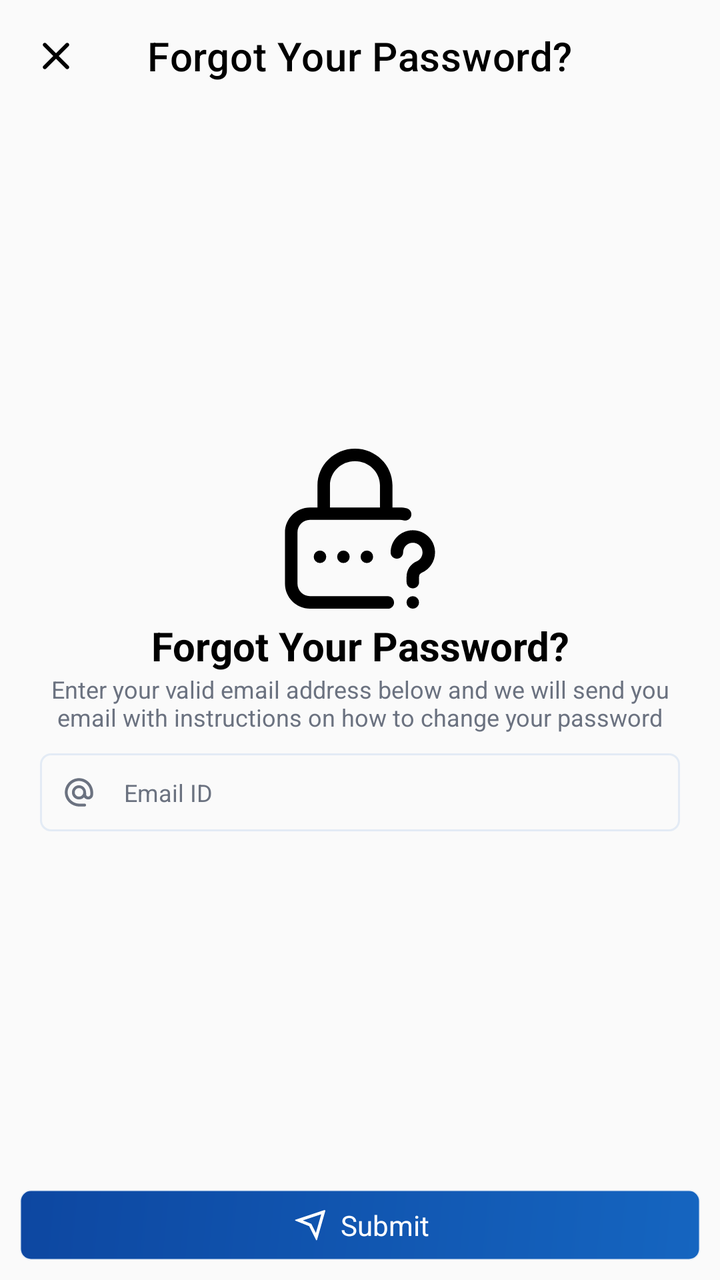
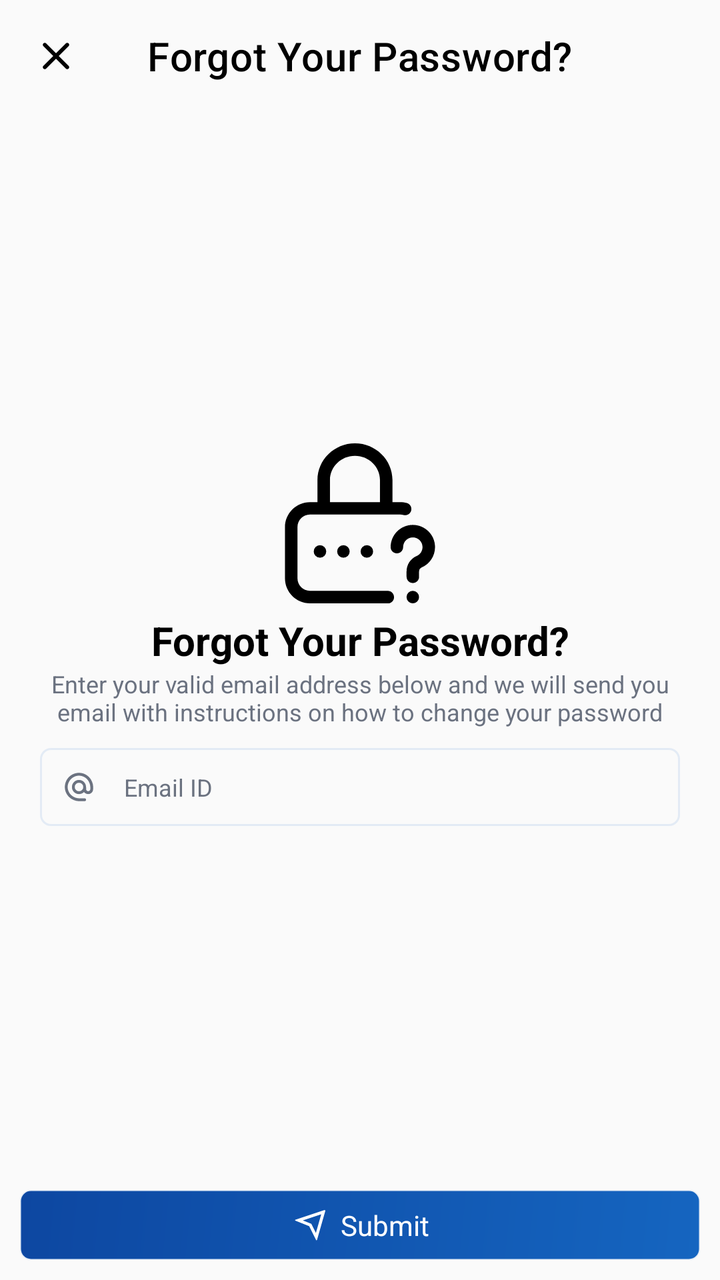

Compare the two renders of this Android layout. The source of the first and the diff that turns it into the second are given below.
<!-- AndroidManifest.xml: application theme AppTheme -->
<!-- res/layout/activity_forgot_password.xml -->
<?xml version="1.0" encoding="utf-8"?>
<RelativeLayout xmlns:android="http://schemas.android.com/apk/res/android"
    xmlns:app="http://schemas.android.com/apk/res-auto"
    xmlns:tools="http://schemas.android.com/tools"
    android:fitsSystemWindows="true"
    android:layout_width="match_parent"
    android:layout_height="match_parent"
    tools:context=".activity.ForgotPasswordActivity"
    android:background="?ns_bg">

    <com.google.android.material.appbar.MaterialToolbar
        android:id="@+id/toolbar"
        android:layout_width="match_parent"
        android:layout_height="?attr/actionBarSize"
        android:background="?ns_bg"
        app:titleTextColor="?ns_bg_dark"
        app:navigationIconTint="?ns_bg_dark"
        app:navigationIcon="@drawable/ic_close"
        app:title="@string/forgot_pass"
        app:titleCentered="true" />

    <LinearLayout
        android:layout_marginStart="@dimen/_20sdp"
        android:layout_marginEnd="@dimen/_20sdp"
        android:layout_width="match_parent"
        android:layout_height="wrap_content"
        android:layout_centerInParent="true"
        android:gravity="center"
        android:orientation="vertical">

        <ImageView
            android:layout_width="@dimen/_80sdp"
            android:layout_height="@dimen/_80sdp"
            android:contentDescription="@string/todo"
            android:src="@drawable/ic_forgot" />

        <TextView
            android:layout_width="match_parent"
            android:layout_height="wrap_content"
            android:layout_marginTop="@dimen/_5sdp"
            android:text="@string/forgot_pass"
            android:textAlignment="center"
            android:textColor="?ns_bg_dark"
            android:textSize="@dimen/_20ssp"
            android:textStyle="bold" />

        <TextView
            android:layout_width="wrap_content"
            android:layout_height="wrap_content"
            android:gravity="center"
            android:text="@string/forgot_password_message"
            android:textColor="?ns_title_sub"
            android:textSize="@dimen/_12ssp" />

        <LinearLayout
            android:layout_width="match_parent"
            android:layout_height="wrap_content"
            android:layout_marginTop="@dimen/_10sdp"
            android:background="@drawable/btn_border"
            android:gravity="center"
            android:orientation="horizontal"
            android:padding="@dimen/_2sdp">

            <ImageView
                android:layout_width="@dimen/_35sdp"
                android:layout_height="@dimen/_35sdp"
                android:contentDescription="@string/todo"
                android:padding="@dimen/_9sdp"
                android:src="@drawable/ic_email"
                app:tint="?ns_title_sub" />

            <EditText
                android:id="@+id/et_forgot_email"
                android:layout_width="match_parent"
                android:layout_height="wrap_content"
                android:background="@android:color/transparent"
                android:hint="@string/email_id"
                android:importantForAutofill="no"
                android:inputType="textEmailAddress"
                android:maxLines="1"
                android:padding="@dimen/_5sdp"
                android:textColor="?ns_title"
                android:textColorHint="?ns_title_sub"
                android:textSize="@dimen/_12ssp" />

        </LinearLayout>

    </LinearLayout>

    <LinearLayout
        android:id="@+id/ll_bottom"
        android:layout_width="match_parent"
        android:layout_height="wrap_content"
        android:layout_alignParentBottom="true"
        android:background="?ns_bg"
        android:orientation="vertical">

        <LinearLayout
            android:id="@+id/ll_btn_forgot_send"
            android:layout_width="match_parent"
            android:layout_height="@dimen/_35sdp"
            android:background="@drawable/btn_primary"
            android:layout_margin="@dimen/_10sdp"
            android:gravity="center"
            android:orientation="horizontal">

            <ImageView
                android:layout_width="@dimen/_20sdp"
                android:layout_height="@dimen/_20sdp"
                app:tint="@color/white"
                android:padding="@dimen/_1sdp"
                android:src="@drawable/ic_send_plane"
                android:layout_marginEnd="@dimen/_5sdp"
                android:contentDescription="@string/todo" />

            <TextView
                android:layout_width="wrap_content"
                android:layout_height="wrap_content"
                android:text="@string/submit"
                android:textColor="@color/white"
                android:textSize="@dimen/_14ssp" />

        </LinearLayout>

        <LinearLayout
            android:orientation="vertical"
            android:id="@+id/ll_adView"
            android:background="?ns_bg"
            android:backgroundTint="?ns_bg"
            android:layout_width="match_parent"
            android:layout_height="wrap_content" />

    </LinearLayout>

</RelativeLayout>
<!-- resources referenced by this layout -->
<resources>
  <color name="white">#FFFFFFFF</color>
  <dimen name="_10sdp">10dp</dimen>
  <dimen name="_12ssp">12sp</dimen>
  <dimen name="_14ssp">14sp</dimen>
  <dimen name="_1sdp">1dp</dimen>
  <dimen name="_20sdp">20dp</dimen>
  <dimen name="_20ssp">20sp</dimen>
  <dimen name="_2sdp">2dp</dimen>
  <dimen name="_35sdp">35dp</dimen>
  <dimen name="_5sdp">5dp</dimen>
  <dimen name="_80sdp">80dp</dimen>
  <dimen name="_9sdp">9dp</dimen>
  <!-- drawable btn_border (drawable) -->
  <?xml version="1.0" encoding="utf-8"?>
  <shape xmlns:android="http://schemas.android.com/apk/res/android"
      android:shape="rectangle">
  
      <solid android:color="?ns_dialog_bg"/>
  
      <corners android:radius="@dimen/_5sdp"/>
  
      <stroke
          android:width="@dimen/_1sdp"
          android:color="?ns_border" />
  
  </shape>
  <!-- drawable btn_primary (drawable) -->
  <?xml version="1.0" encoding="utf-8"?>
  <shape xmlns:android="http://schemas.android.com/apk/res/android"
      android:shape="rectangle">
  
      <gradient
          android:angle="135"
          android:startColor="#1565C0"
          android:endColor="#0D47A1"
          android:type="linear" />
  
      <corners android:radius="@dimen/_5sdp" />
  
      <stroke
          android:width="@dimen/_1sdp"
          android:color="?ns_border" />
  
  </shape>
  <!-- drawable ic_close (drawable) -->
  <?xml version="1.0" encoding="utf-8"?>
  <vector android:height="@dimen/_24sdp" android:tint="#000000"
      android:viewportHeight="24" android:viewportWidth="24"
      android:width="@dimen/_24sdp" xmlns:android="http://schemas.android.com/apk/res/android">
      <path android:fillColor="@android:color/white" android:pathData="M18.3,5.71c-0.39,-0.39 -1.02,-0.39 -1.41,0L12,10.59 7.11,5.7c-0.39,-0.39 -1.02,-0.39 -1.41,0 -0.39,0.39 -0.39,1.02 0,1.41L10.59,12 5.7,16.89c-0.39,0.39 -0.39,1.02 0,1.41 0.39,0.39 1.02,0.39 1.41,0L12,13.41l4.89,4.89c0.39,0.39 1.02,0.39 1.41,0 0.39,-0.39 0.39,-1.02 0,-1.41L13.41,12l4.89,-4.89c0.38,-0.38 0.38,-1.02 0,-1.4z"/>
  </vector>
  <!-- drawable ic_send_plane (drawable) -->
  <vector xmlns:android="http://schemas.android.com/apk/res/android"
      android:width="@dimen/_20sdp"
      android:height="@dimen/_20sdp"
      android:viewportWidth="24"
      android:viewportHeight="24">
      <path
          android:pathData="M21.727,2.957L16.273,22.043C16.122,22.572 15.798,22.596 15.556,22.113L11,13L1.923,9.369C1.413,9.165 1.42,8.86 1.957,8.681L21.043,2.319C21.572,2.143 21.875,2.439 21.727,2.957ZM19.035,5.096L6.812,9.171L12.449,11.425L15.49,17.507L19.035,5.096Z"
          android:fillColor="@color/white"/>
  </vector>
  <string name="email_id">Email ID</string>
  <string name="forgot_pass">Forgot Your Password?</string>
  <string name="forgot_password_message">Enter your valid email address below and we will send you email with instructions on how to change your password</string>
  <string name="submit">Submit</string>
  <string name="todo">TODO</string>
  <dimen name="_24sdp">24dp</dimen>
  <color name="black">#FF000000</color>
  <dimen name="_90sdp">90dp</dimen>
  <color name="ns_classic_primary">#1565C0</color>
  <color name="ethio_red_dark">#0D47A1</color>
  <color name="ns_classic_bg">#FAFAFA</color>
  <color name="ns_classic_body_dark">#000000</color>
  <color name="ns_classic_primary_sub">#261565C0</color>
  <color name="ns_classic_bg_sub">#F0F4FA</color>
  <color name="ns_classic_title">#111827</color>
  <color name="ns_classic_title_sub">#6B7280</color>
  <color name="ns_classic_border">#1A1565C0</color>
  <!-- unchanged entries left out for length: 4 -->
</resources>

<!-- the commit's change to res/layout/activity_forgot_password.xml (unified diff, before → after) -->
@@ -1,97 +1,110 @@
 <?xml version="1.0" encoding="utf-8"?>
-<RelativeLayout xmlns:android="http://schemas.android.com/apk/res/android"
+<LinearLayout xmlns:android="http://schemas.android.com/apk/res/android"
     xmlns:app="http://schemas.android.com/apk/res-auto"
     xmlns:tools="http://schemas.android.com/tools"
-    android:fitsSystemWindows="true"
     android:layout_width="match_parent"
     android:layout_height="match_parent"
-    tools:context=".activity.ForgotPasswordActivity"
-    android:background="?ns_bg">
+    android:fitsSystemWindows="true"
+    android:orientation="vertical"
+    android:background="?ns_bg"
+    tools:context=".activity.ForgotPasswordActivity">
 
     <com.google.android.material.appbar.MaterialToolbar
         android:id="@+id/toolbar"
         android:layout_width="match_parent"
         android:layout_height="?attr/actionBarSize"
         android:background="?ns_bg"
-        app:titleTextColor="?ns_bg_dark"
+        app:navigationIcon="@drawable/ic_close"
         app:navigationIconTint="?ns_bg_dark"
-        app:navigationIcon="@drawable/ic_close"
         app:title="@string/forgot_pass"
-        app:titleCentered="true" />
+        app:titleCentered="true"
+        app:titleTextColor="?ns_bg_dark" />
 
-    <LinearLayout
-        android:layout_marginStart="@dimen/_20sdp"
-        android:layout_marginEnd="@dimen/_20sdp"
+    
+    <ScrollView
         android:layout_width="match_parent"
-        android:layout_height="wrap_content"
-        android:layout_centerInParent="true"
-        android:gravity="center"
-        android:orientation="vertical">
-
-        <ImageView
-            android:layout_width="@dimen/_80sdp"
-            android:layout_height="@dimen/_80sdp"
-            android:contentDescription="@string/todo"
-            android:src="@drawable/ic_forgot" />
-
-        <TextView
-            android:layout_width="match_parent"
-            android:layout_height="wrap_content"
-            android:layout_marginTop="@dimen/_5sdp"
-            android:text="@string/forgot_pass"
-            android:textAlignment="center"
-            android:textColor="?ns_bg_dark"
-            android:textSize="@dimen/_20ssp"
-            android:textStyle="bold" />
-
-        <TextView
-            android:layout_width="wrap_content"
-            android:layout_height="wrap_content"
-            android:gravity="center"
-            android:text="@string/forgot_password_message"
-            android:textColor="?ns_title_sub"
-            android:textSize="@dimen/_12ssp" />
+        android:layout_height="0dp"
+        android:layout_weight="1"
+        android:fillViewport="true"
+        android:clipToPadding="false"
+        android:paddingBottom="@dimen/_16sdp">
 
         <LinearLayout
             android:layout_width="match_parent"
             android:layout_height="wrap_content"
-            android:layout_marginTop="@dimen/_10sdp"
-            android:background="@drawable/btn_border"
             android:gravity="center"
-            android:orientation="horizontal"
-            android:padding="@dimen/_2sdp">
+            android:orientation="vertical"
+            android:paddingStart="@dimen/_20sdp"
+            android:paddingEnd="@dimen/_20sdp"
+            android:paddingTop="@dimen/_30sdp"
+            android:paddingBottom="@dimen/_20sdp">
 
             <ImageView
-                android:layout_width="@dimen/_35sdp"
-                android:layout_height="@dimen/_35sdp"
+                android:layout_width="@dimen/_80sdp"
+                android:layout_height="@dimen/_80sdp"
                 android:contentDescription="@string/todo"
-                android:padding="@dimen/_9sdp"
-                android:src="@drawable/ic_email"
-                app:tint="?ns_title_sub" />
+                android:src="@drawable/ic_forgot" />
 
-            <EditText
-                android:id="@+id/et_forgot_email"
+            <TextView
                 android:layout_width="match_parent"
                 android:layout_height="wrap_content"
-                android:background="@android:color/transparent"
-                android:hint="@string/email_id"
-                android:importantForAutofill="no"
-                android:inputType="textEmailAddress"
-                android:maxLines="1"
-                android:padding="@dimen/_5sdp"
-                android:textColor="?ns_title"
-                android:textColorHint="?ns_title_sub"
+                android:layout_marginTop="@dimen/_5sdp"
+                android:text="@string/forgot_pass"
+                android:textAlignment="center"
+                android:textColor="?ns_bg_dark"
+                android:textSize="@dimen/_20ssp"
+                android:textStyle="bold" />
+
+            <TextView
+                android:layout_width="wrap_content"
+                android:layout_height="wrap_content"
+                android:gravity="center"
+                android:text="@string/forgot_password_message"
+                android:textColor="?ns_title_sub"
                 android:textSize="@dimen/_12ssp" />
+
+            <LinearLayout
+                android:layout_width="match_parent"
+                android:layout_height="wrap_content"
+                android:layout_marginTop="@dimen/_10sdp"
+                android:background="@drawable/btn_border"
+                android:gravity="center"
+                android:orientation="horizontal"
+                android:padding="@dimen/_2sdp">
+
+                <ImageView
+                    android:layout_width="@dimen/_35sdp"
+                    android:layout_height="@dimen/_35sdp"
+                    android:contentDescription="@string/todo"
+                    android:padding="@dimen/_9sdp"
+                    android:src="@drawable/ic_email"
+                    app:tint="?ns_title_sub" />
+
+                <EditText
+                    android:id="@+id/et_forgot_email"
+                    android:layout_width="match_parent"
+                    android:layout_height="wrap_content"
+                    android:background="@android:color/transparent"
+                    android:hint="@string/email_id"
+                    android:importantForAutofill="no"
+                    android:inputType="textEmailAddress"
+                    android:maxLines="1"
+                    android:padding="@dimen/_5sdp"
+                    android:textColor="?ns_title"
+                    android:textColorHint="?ns_title_sub"
+                    android:textSize="@dimen/_12ssp" />
+
+            </LinearLayout>
 
         </LinearLayout>
 
-    </LinearLayout>
+    </ScrollView>
 
+    
     <LinearLayout
         android:id="@+id/ll_bottom"
         android:layout_width="match_parent"
         android:layout_height="wrap_content"
-        android:layout_alignParentBottom="true"
         android:background="?ns_bg"
         android:orientation="vertical">
 
@@ -99,19 +112,19 @@
             android:id="@+id/ll_btn_forgot_send"
             android:layout_width="match_parent"
             android:layout_height="@dimen/_35sdp"
+            android:layout_margin="@dimen/_10sdp"
             android:background="@drawable/btn_primary"
-            android:layout_margin="@dimen/_10sdp"
             android:gravity="center"
             android:orientation="horizontal">
 
             <ImageView
                 android:layout_width="@dimen/_20sdp"
                 android:layout_height="@dimen/_20sdp"
-                app:tint="@color/white"
+                android:contentDescription="@string/todo"
+                android:layout_marginEnd="@dimen/_5sdp"
                 android:padding="@dimen/_1sdp"
                 android:src="@drawable/ic_send_plane"
-                android:layout_marginEnd="@dimen/_5sdp"
-                android:contentDescription="@string/todo" />
+                app:tint="@color/white" />
 
             <TextView
                 android:layout_width="wrap_content"
@@ -123,13 +136,13 @@
         </LinearLayout>
 
         <LinearLayout
-            android:orientation="vertical"
             android:id="@+id/ll_adView"
+            android:layout_width="match_parent"
+            android:layout_height="wrap_content"
             android:background="?ns_bg"
             android:backgroundTint="?ns_bg"
-            android:layout_width="match_parent"
-            android:layout_height="wrap_content" />
+            android:orientation="vertical" />
 
     </LinearLayout>
 
-</RelativeLayout>
+</LinearLayout>
<!-- resource entries referenced after the edit -->
@@ -4,10 +4,12 @@
   <dimen name="_10sdp">10dp</dimen>
   <dimen name="_12ssp">12sp</dimen>
   <dimen name="_14ssp">14sp</dimen>
+  <dimen name="_16sdp">16dp</dimen>
   <dimen name="_1sdp">1dp</dimen>
   <dimen name="_20sdp">20dp</dimen>
   <dimen name="_20ssp">20sp</dimen>
   <dimen name="_2sdp">2dp</dimen>
+  <dimen name="_30sdp">30dp</dimen>
   <dimen name="_35sdp">35dp</dimen>
   <dimen name="_5sdp">5dp</dimen>
   <dimen name="_80sdp">80dp</dimen>
